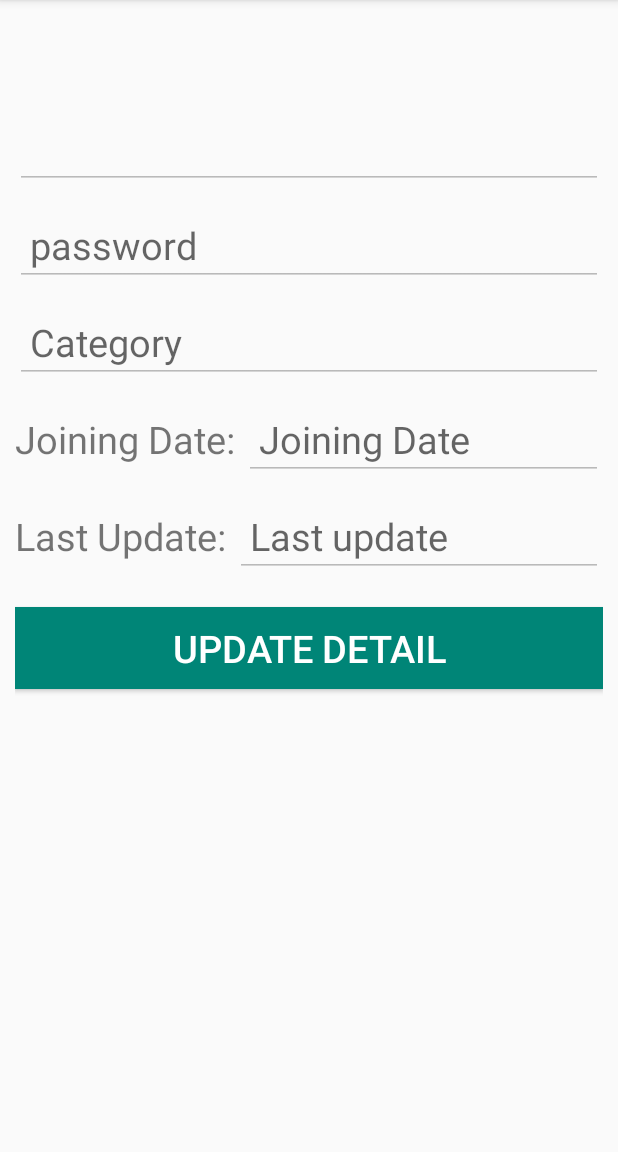
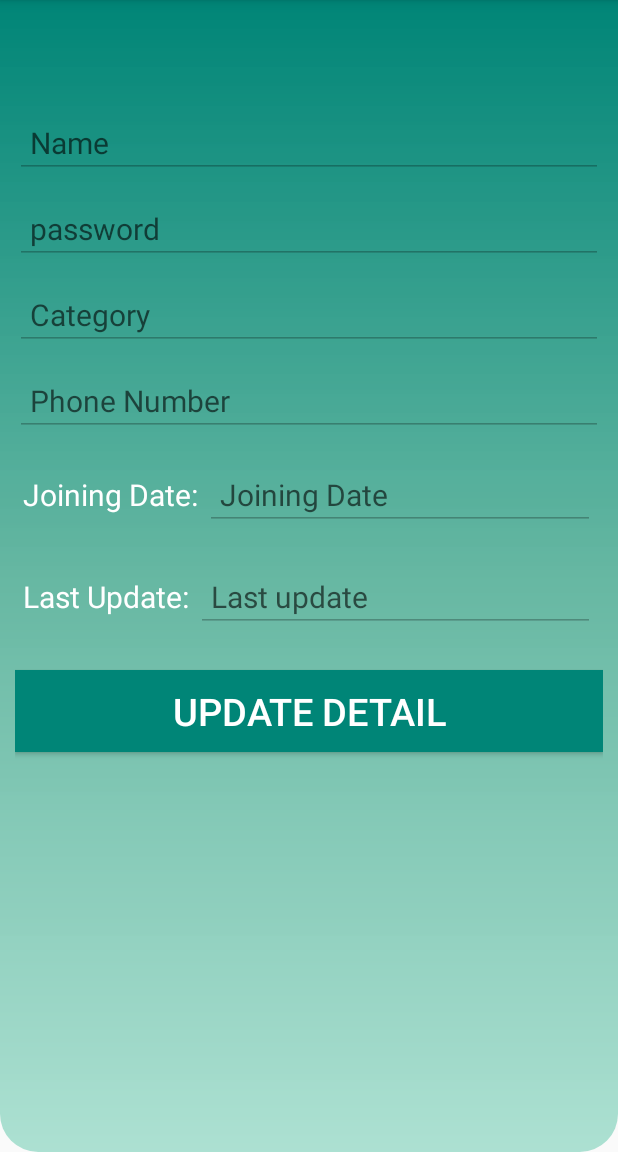
Before and after one commit to Ashish2000L/rent_details, an Android app: the details_all screen opened directly, with no data from a screen before it, on a phone screen of 412 x 824 dp, the part 84-1236 px from its top. Run offline under Robolectric (Android 15) with nearby library versions, the phone set to English and light mode, and no system bars; our stand-ins replace Volley; network calls fail; 2 statements that could not run were skipped.

Commit message:
updated new_renter activity

```diff
--- a/app/src/main/java/com/example/rent_details/login.java
+++ b/app/src/main/java/com/example/rent_details/login.java
@@ -86,8 +86,6 @@ public class login extends AppCompatActivity {
                     progressDialog.dismiss();
                     if(response.equalsIgnoreCase("admin")){
 
-                        Toast.makeText(login.this, response, Toast.LENGTH_LONG).show();
-
                         ed_username.setText("");
                         ed_password.setText("");
                         shared_prefs();
@@ -96,7 +94,6 @@ public class login extends AppCompatActivity {
                         finish();
 
                     }else if(response.equalsIgnoreCase("renter")){
-                        Toast.makeText(login.this, response, Toast.LENGTH_LONG).show();
 
                         ed_username.setText("");
                         ed_password.setText("");
@@ -104,6 +101,7 @@ public class login extends AppCompatActivity {
                         startActivity(new Intent(login.this,showdetails.class)
                         .putExtra("username",str_username)
                         .putExtra("category",1));
+                        finish();
                     }
                     else{
                         Toast.makeText(login.this, response, Toast.LENGTH_LONG).show();
--- a/app/src/main/java/com/example/rent_details/myadapter.java
+++ b/app/src/main/java/com/example/rent_details/myadapter.java
@@ -41,7 +41,6 @@ public class myadapter extends ArrayAdapter<renter> {
         TextView tv_date=view.findViewById(R.id.txt_date);
         TextView tv_amount = view.findViewById(R.id.txt_amount);
 
-        Toast.makeText(context, "Data set complete", Toast.LENGTH_LONG).show();
         tv_date.setText(arraylistrenter.get(position).getDate());
         tv_amount.setText(arraylistrenter.get(position).getAmount());
 
--- a/app/src/main/res/layout/activity_details_all.xml
+++ b/app/src/main/res/layout/activity_details_all.xml
@@ -6,7 +6,8 @@
     android:layout_height="match_parent"
     tools:context=".details_all"
     android:orientation="vertical"
-    android:padding="10dp">
+    android:padding="10dp"
+    android:background="@drawable/header">
     <TextView
         android:layout_width="match_parent"
         android:layout_height="wrap_content"
@@ -14,25 +15,30 @@
         android:textSize="30sp"
         android:padding="5dp"
         android:gravity="center_vertical"
-        android:id="@+id/usernames" />
+        android:id="@+id/usernames"
+        android:textColor="#fff"
+        />
     <EditText
         android:layout_width="match_parent"
         android:layout_height="wrap_content"
-        android:textSize="25sp"
+        android:textSize="20sp"
+        android:hint="Name"
         android:padding="10dp"
         android:gravity="center_vertical"
         android:layout_marginTop="10dp"
         android:id="@+id/names"
+        android:textColor="#fff"
         android:enabled="false"/>
     <EditText
         android:layout_width="match_parent"
         android:layout_height="wrap_content"
         android:hint="password"
-        android:textSize="25sp"
+        android:textSize="20sp"
         android:padding="10dp"
         android:gravity="center_vertical"
         android:layout_marginTop="10dp"
         android:inputType="textPassword"
+        android:textColor="#fff"
         android:id="@+id/passwords"
         android:enabled="false"/>
 
@@ -40,52 +46,71 @@
         android:layout_width="match_parent"
         android:layout_height="wrap_content"
         android:hint="Category"
-        android:textSize="25sp"
+        android:textSize="20sp"
         android:padding="10dp"
         android:gravity="center_vertical"
         android:layout_marginTop="10dp"
+        android:textColor="#fff"
         android:enabled="false"
         android:id="@+id/category"/>
+
+        <EditText
+            android:layout_width="match_parent"
+            android:layout_height="wrap_content"
+            android:hint="Phone Number"
+            android:textSize="20sp"
+            android:padding="10dp"
+            android:textColor="#fff"
+            android:gravity="center_vertical"
+            android:layout_marginTop="10dp"
+            android:enabled="false"
+            android:id="@+id/phone_number" />
 
     <LinearLayout
         android:layout_width="match_parent"
         android:layout_height="wrap_content"
         android:orientation="horizontal"
-        android:layout_marginTop="10dp">
+        android:layout_marginTop="10dp"
+        android:padding="5dp">
         <TextView
             android:layout_width="wrap_content"
             android:layout_height="wrap_content"
             android:text="Joining Date: "
-            android:textSize="25sp"/>
+            android:textSize="20sp"
+            android:textColor="#fff"/>
     <EditText
         android:layout_width="match_parent"
         android:layout_height="wrap_content"
         android:hint="Joining Date"
-        android:textSize="25sp"
+        android:textSize="20sp"
         android:padding="10dp"
         android:gravity="center_vertical"
         android:enabled="false"
         android:id="@+id/joiningdate"
+        android:textColor="#fff"
         />
     </LinearLayout>
     <LinearLayout
         android:layout_width="match_parent"
         android:layout_height="wrap_content"
         android:orientation="horizontal"
-        android:layout_marginTop="10dp">
+        android:layout_marginTop="10dp"
+        android:padding="5dp">
         <TextView
             android:layout_width="wrap_content"
             android:layout_height="wrap_content"
-            android:textSize="25sp"
-            android:text="Last Update: "/>
+            android:textSize="20sp"
+            android:text="Last Update: "
+            android:textColor="#fff"/>
     <EditText
         android:layout_width="match_parent"
         android:layout_height="wrap_content"
-        android:textSize="25sp"
+        android:textSize="20sp"
         android:hint="Last update"
         android:padding="10dp"
         android:enabled="false"
         android:id="@+id/lastupdated"
+        android:textColor="#fff"
         />
     </LinearLayout>
 
@@ -101,5 +126,4 @@
         android:textColor="@color/cardview_light_background"
         android:onClick="updetail"
         />
-
 </LinearLayout>
```
Also changed, not shown: app/src/main/java/com/example/rent_details/ListOfRentersForAdmin.java (+8 -2 lines), app/src/main/java/com/example/rent_details/details_all.java (+21 -12 lines), app/src/main/java/com/example/rent_details/new_renter.java (+97 -0 lines), app/src/main/res/layout/activity_list_of_renters_for_admin.xml (+35 -2 lines), app/src/main/res/layout/activity_new_renter.xml (+11 -1 lines), app/src/main/res/layout/activity_showdetails.xml (+34 -2 lines), app/src/main/res/layout/activity_viewdata.xml (+75 -62 lines).
